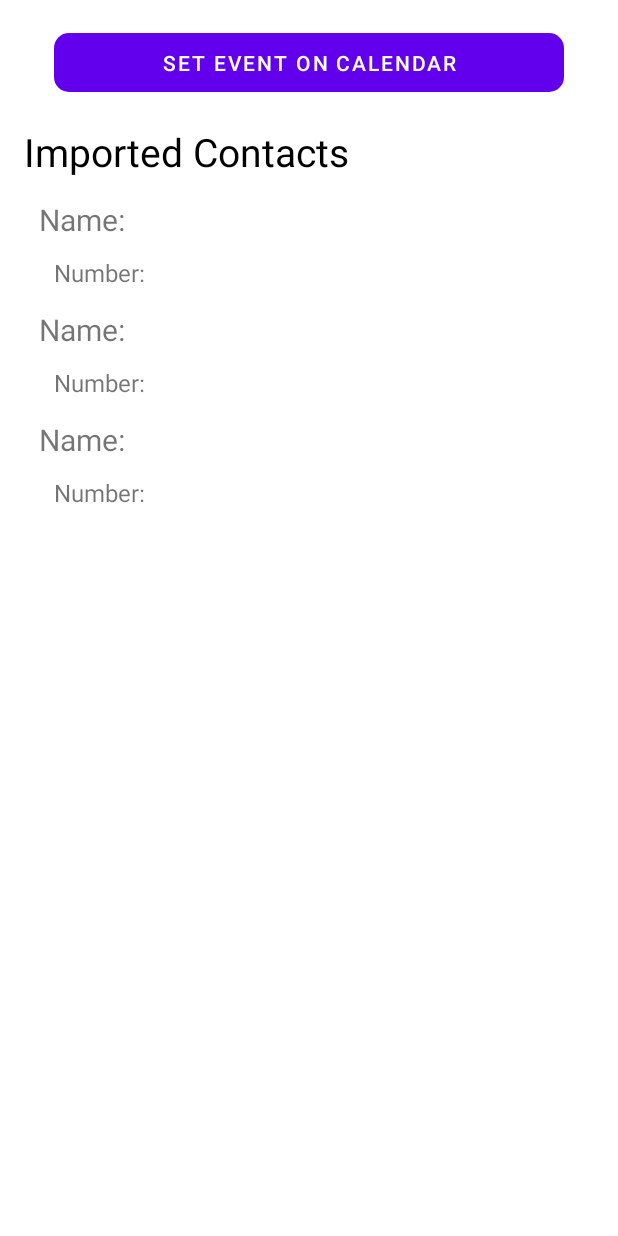
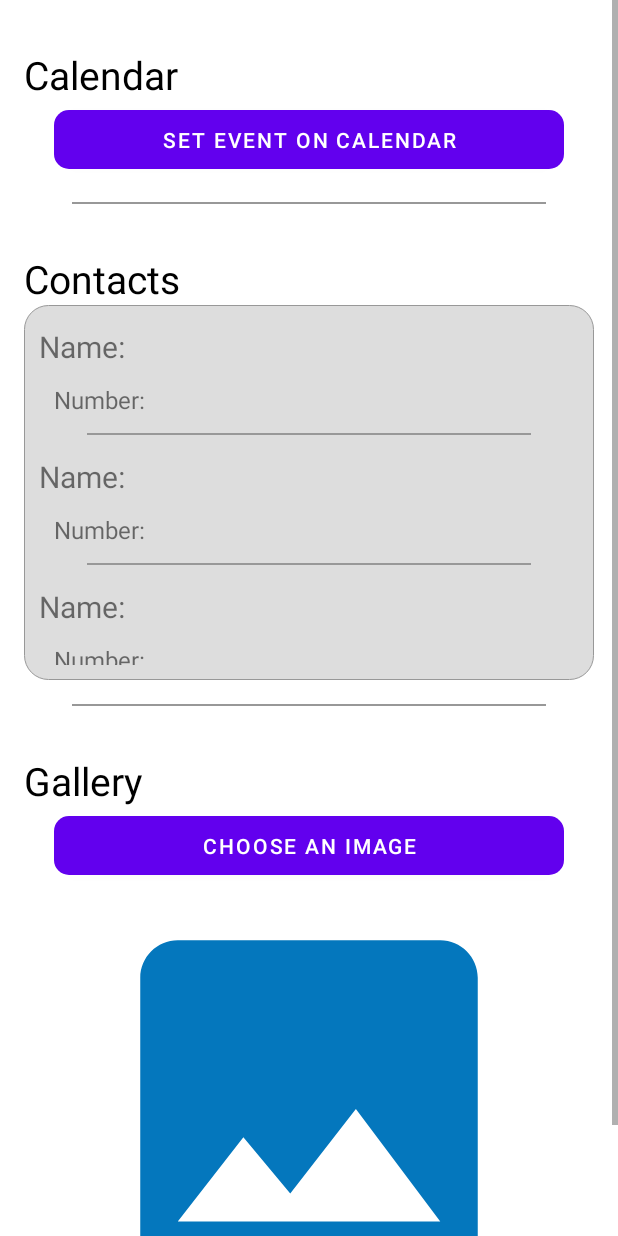
Before and after one commit to gelsonmarcelo/Kotlin-NativeAndroidResourcesBootcamp, an Android app: the layout activity_main.xml on its own in the app's theme, with its tools: preview values and no code run, on a phone screen of 412 x 824 dp. Run offline under Robolectric (Android 15) with nearby library versions, the phone set to English and light mode, and no system bars.

Commit message:
Adiciona código para selecionar imagem da galeria

```diff
--- a/app/src/main/AndroidManifest.xml
+++ b/app/src/main/AndroidManifest.xml
@@ -3,6 +3,8 @@
     package="br.edu.ifc.fraiburgo.nativeandroidresourcesbootcamp">
 
     <uses-permission android:name="android.permission.READ_CONTACTS" />
+
+    <uses-permission android:name="android.permission.READ_EXTERNAL_STORAGE" />
 
     <application
         android:allowBackup="true"
--- a/app/src/main/java/br/edu/ifc/fraiburgo/nativeandroidresourcesbootcamp/MainActivity.kt
+++ b/app/src/main/java/br/edu/ifc/fraiburgo/nativeandroidresourcesbootcamp/MainActivity.kt
@@ -1,30 +1,42 @@
 package br.edu.ifc.fraiburgo.nativeandroidresourcesbootcamp
 
 import android.Manifest
+import android.app.Activity
 import android.content.Intent
 import android.content.pm.PackageManager
 import android.os.Bundle
 import android.provider.CalendarContract
 import android.provider.ContactsContract
+import android.widget.Toast
+import androidx.activity.result.ActivityResult
+import androidx.activity.result.ActivityResultLauncher
+import androidx.activity.result.contract.ActivityResultContracts
 import androidx.appcompat.app.AppCompatActivity
 import androidx.core.app.ActivityCompat
 import androidx.recyclerview.widget.LinearLayoutManager
 import androidx.recyclerview.widget.RecyclerView
 import br.edu.ifc.fraiburgo.nativeandroidresourcesbootcamp.databinding.ActivityMainBinding
 
-private const val REQUEST_CONTACT_ID = 1
-
 class MainActivity : AppCompatActivity() {
 
     private lateinit var binding: ActivityMainBinding
+    private lateinit var register: ActivityResultLauncher<Intent>
 
     override fun onCreate(savedInstanceState: Bundle?) {
         super.onCreate(savedInstanceState)
         binding = ActivityMainBinding.inflate(layoutInflater)
         setContentView(binding.root)
 
+        registerForActivityResult()
+        assertSelfPermissionToReadContacts()
         setupListeners()
-        assertSelfPermissionToReadContacts()
+    }
+
+    private fun registerForActivityResult() {
+        register =
+            registerForActivityResult(ActivityResultContracts.StartActivityForResult()) { result ->
+                onActivityResult(IMAGE_PICK_ID, result)
+            }
     }
 
     override fun onResume() {
@@ -49,7 +61,7 @@ class MainActivity : AppCompatActivity() {
     private fun askForContactPermission() {
         ActivityCompat.requestPermissions(
             this, arrayOf(Manifest.permission.READ_CONTACTS),
-            REQUEST_CONTACT_ID
+            READ_CONTACT_ID
         )
     }
 
@@ -96,6 +108,38 @@ class MainActivity : AppCompatActivity() {
         binding.contactsRecyclerView.adapter = adapter
     }
 
+    override fun onRequestPermissionsResult(requestCode: Int, permissions: Array<out String>, grantResults: IntArray) {
+        super.onRequestPermissionsResult(requestCode, permissions, grantResults)
+
+        when (requestCode) {
+            READ_EXTERNAL_STORAGE_ID -> {
+                if (grantResults.isNotEmpty() && grantResults[0] == PackageManager.PERMISSION_GRANTED) {
+                    pickImageFromGallery()
+                } else {
+                    Toast.makeText(this, "Permission not granted", Toast.LENGTH_LONG).show()
+                }
+            }
+        }
+    }
+
+    private fun pickImageFromGallery() {
+        val intent = Intent(Intent.ACTION_PICK)
+        intent.type = "image/*" //Everything that's an image
+
+        register.launch(intent)
+    }
+
+    private fun onActivityResult(requestCode: Int, result: ActivityResult) {
+        if (result.resultCode == Activity.RESULT_OK) {
+            val data = result.data
+            when (requestCode) {
+                IMAGE_PICK_ID -> {
+                    binding.imageView.setImageURI(data?.data)
+                }
+            }
+        }
+    }
+
     private fun setupListeners() {
         binding.setEventOnCalendar.setOnClickListener {
             val intent = Intent(Intent.ACTION_INSERT)
@@ -107,5 +151,20 @@ class MainActivity : AppCompatActivity() {
 
             startActivity(intent)
         }
+
+        binding.pickGalleryButton.setOnClickListener {
+            if (checkSelfPermission(Manifest.permission.READ_EXTERNAL_STORAGE) == PackageManager.PERMISSION_GRANTED) {
+                pickImageFromGallery()
+            } else {
+                val permissions = arrayOf(Manifest.permission.READ_EXTERNAL_STORAGE)
+                requestPermissions(permissions, READ_EXTERNAL_STORAGE_ID)
+            }
+        }
+    }
+
+    companion object {
+        private const val READ_CONTACT_ID = 1
+        private const val READ_EXTERNAL_STORAGE_ID = 2
+        private const val IMAGE_PICK_ID = 3
     }
 }
--- /dev/null
+++ b/app/src/main/res/drawable/ic_image.xml
@@ -0,0 +1,5 @@
+<vector android:height="24dp" android:tint="#0477BD"
+    android:viewportHeight="24" android:viewportWidth="24"
+    android:width="24dp" xmlns:android="http://schemas.android.com/apk/res/android">
+    <path android:fillColor="@android:color/white" android:pathData="M21,19V5c0,-1.1 -0.9,-2 -2,-2H5c-1.1,0 -2,0.9 -2,2v14c0,1.1 0.9,2 2,2h14c1.1,0 2,-0.9 2,-2zM8.5,13.5l2.5,3.01L14.5,12l4.5,6H5l3.5,-4.5z"/>
+</vector>
--- /dev/null
+++ b/app/src/main/res/drawable/recycler_bg.xml
@@ -0,0 +1,7 @@
+<?xml version="1.0" encoding="utf-8"?>
+<shape xmlns:android="http://schemas.android.com/apk/res/android"
+    android:shape="rectangle">
+    <corners android:radius="16dp" />
+    <stroke android:width="1px" android:color="@color/gray"/>
+    <solid android:color="@color/gray_light" />
+</shape>
--- a/app/src/main/res/layout/activity_main.xml
+++ b/app/src/main/res/layout/activity_main.xml
@@ -1,12 +1,24 @@
 <?xml version="1.0" encoding="utf-8"?>
-<androidx.constraintlayout.widget.ConstraintLayout xmlns:android="http://schemas.android.com/apk/res/android"
+<ScrollView xmlns:android="http://schemas.android.com/apk/res/android"
     xmlns:app="http://schemas.android.com/apk/res-auto"
     xmlns:tools="http://schemas.android.com/tools"
     android:layout_width="match_parent"
     android:layout_height="match_parent"
+    tools:context=".MainActivity">
+
+    <LinearLayout
+        android:layout_width="match_parent"
+        android:layout_height="wrap_content"
         android:orientation="vertical"
-    android:padding="16dp"
-    tools:context=".MainActivity">
+        android:padding="16dp">
+
+        <TextView
+            android:id="@+id/calendar_title"
+            style="@style/Title"
+            android:layout_width="match_parent"
+            android:layout_height="wrap_content"
+            android:text="@string/calendar_title" />
+
 
         <com.google.android.material.button.MaterialButton
             android:id="@+id/set_event_on_calendar"
@@ -15,30 +27,57 @@
             android:layout_marginHorizontal="20dp"
             android:padding="10dp"
             android:text="@string/set_event_on_calendar"
-        app:cornerRadius="10dp"
-        app:layout_constraintBottom_toTopOf="@id/contacts_title"
-        app:layout_constraintLeft_toLeftOf="parent"
-        app:layout_constraintRight_toRightOf="parent"
-        app:layout_constraintTop_toTopOf="parent" />
+            app:cornerRadius="10dp" />
+
+        <View
+            style="@style/Separator"
+            android:layout_marginHorizontal="32dp"
+            android:layout_marginVertical="16dp" />
 
         <TextView
             android:id="@+id/contacts_title"
+            style="@style/Title"
             android:layout_width="match_parent"
             android:layout_height="wrap_content"
-        android:text="@string/imported_contacts_title"
-        android:textSize="26sp"
-        android:textColor="@color/black"
-        android:layout_marginTop="16dp"
-        app:layout_constraintStart_toStartOf="parent"
-        app:layout_constraintTop_toBottomOf="@id/set_event_on_calendar" />
+            android:text="@string/contacts_title" />
 
         <androidx.recyclerview.widget.RecyclerView
             android:id="@+id/contacts_recycler_view"
             android:layout_width="match_parent"
-        android:layout_height="wrap_content"
+            android:layout_height="250dp"
+            android:background="@drawable/recycler_bg"
             android:padding="10dp"
-        app:layout_constraintLeft_toLeftOf="parent"
-        app:layout_constraintTop_toBottomOf="@id/contacts_title"
             tools:listitem="@layout/contact_view_item" />
 
-</androidx.constraintlayout.widget.ConstraintLayout>
+        <View
+            style="@style/Separator"
+            android:layout_marginHorizontal="32dp"
+            android:layout_marginVertical="16dp" />
+
+        <TextView
+            android:id="@+id/gallery_title"
+            style="@style/Title"
+            android:layout_width="match_parent"
+            android:layout_height="wrap_content"
+            android:text="@string/gallery_title" />
+
+        <com.google.android.material.button.MaterialButton
+            android:id="@+id/pick_gallery_button"
+            android:layout_width="match_parent"
+            android:layout_height="wrap_content"
+            android:layout_marginHorizontal="20dp"
+            android:padding="10dp"
+            android:text="@string/pick_gallery_image"
+            app:cornerRadius="10dp" />
+
+        <ImageView
+            android:id="@+id/image_view"
+            android:layout_width="300dp"
+            android:layout_height="300dp"
+            android:layout_gravity="center"
+            android:contentDescription="@string/selected_user_image_description"
+            android:scaleType="centerCrop"
+            android:src="@drawable/ic_image" />
+
+    </LinearLayout>
+</ScrollView>
--- a/app/src/main/res/layout/contact_view_item.xml
+++ b/app/src/main/res/layout/contact_view_item.xml
@@ -3,8 +3,8 @@
     xmlns:tools="http://schemas.android.com/tools"
     android:layout_width="match_parent"
     android:layout_height="wrap_content"
+    android:layout_marginVertical="4dp"
     android:orientation="vertical"
-    android:layout_marginVertical="4dp"
     tools:showIn="@layout/activity_main">
 
     <TextView
@@ -25,4 +25,9 @@
         android:textSize="16sp"
         tools:text="Number:" />
 
+    <View
+        style="@style/Separator"
+        android:layout_marginHorizontal="32dp"
+        android:layout_marginVertical="6dp" />
+
 </LinearLayout>
--- a/app/src/main/res/values/colors.xml
+++ b/app/src/main/res/values/colors.xml
@@ -6,5 +6,7 @@
     <color name="teal_200">#FF03DAC5</color>
     <color name="teal_700">#FF018786</color>
     <color name="black">#FF000000</color>
+    <color name="gray">#989898</color>
     <color name="white">#FFFFFFFF</color>
+    <color name="gray_light">#DDDDDD</color>
 </resources>
--- a/app/src/main/res/values/strings.xml
+++ b/app/src/main/res/values/strings.xml
@@ -1,5 +1,9 @@
 <resources>
     <string name="app_name">NativeAndroidResources Bootcamp</string>
     <string name="set_event_on_calendar">Set Event on Calendar</string>
-    <string name="imported_contacts_title">Imported Contacts</string>
+    <string name="contacts_title">Contacts</string>
+    <string name="calendar_title">Calendar</string>
+    <string name="gallery_title">Gallery</string>
+    <string name="selected_user_image_description">Selected user image</string>
+    <string name="pick_gallery_image">Choose an Image</string>
 </resources>
--- /dev/null
+++ b/app/src/main/res/values/styles.xml
@@ -0,0 +1,16 @@
+<?xml version="1.0" encoding="utf-8"?>
+<resources xmlns:android="http://schemas.android.com/apk/res/android">
+
+    <style name="Title">
+        <item name="android:textColor">@color/black</item>
+        <item name="android:textSize">26sp</item>
+        <item name="android:layout_marginTop">16dp</item>
+    </style>
+
+    <style name="Separator">
+        <item name="android:layout_width">match_parent</item>
+        <item name="android:layout_height">1dp</item>
+        <item name="android:background">@color/gray</item>
+    </style>
+
+</resources>
```
Lines whose indentation alone changed are shown as unchanged.
